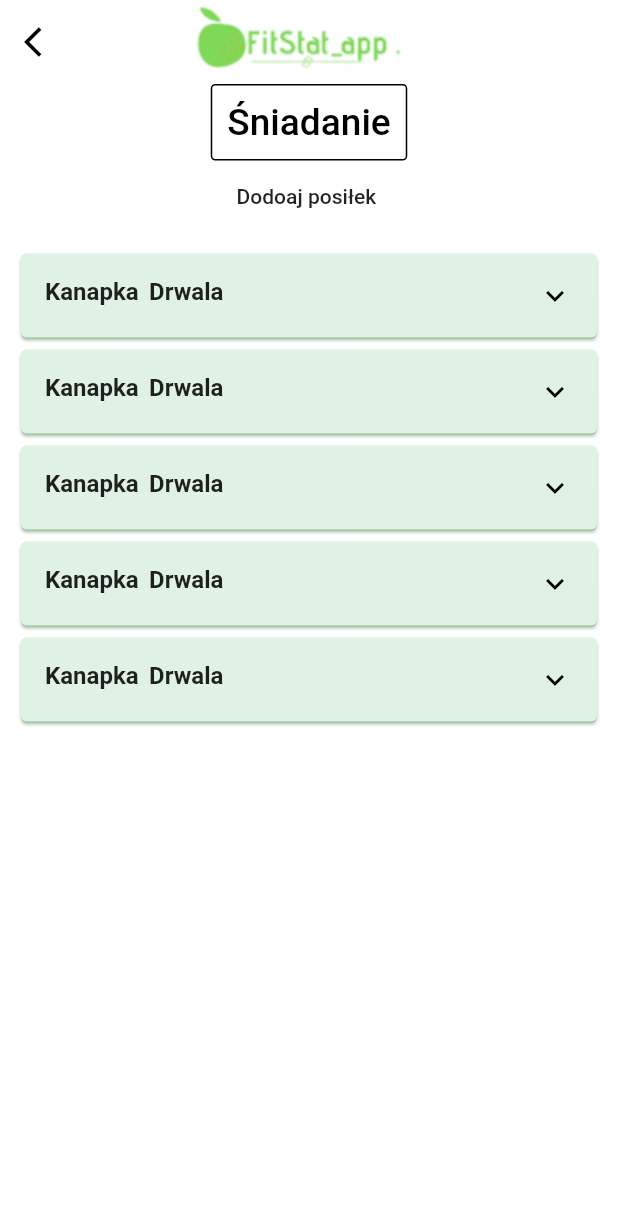
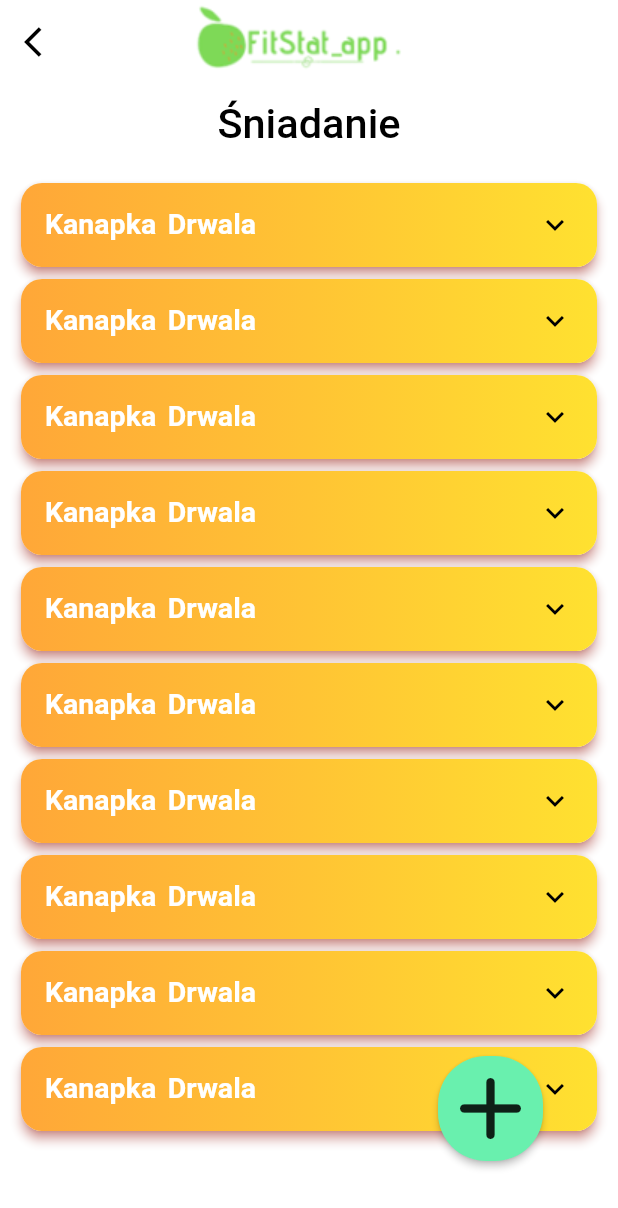
Before and after one commit to piotrkovsy1331/fitstat_app, a Flutter app: the MealDetailScreen screen opened by its route, on a phone screen of 412 x 824 dp. Shown: the top 1208 px of the screen. Run offline on Flutter 3.47's test engine with Material 2 defaults, Android fonts, the phone set to English and light mode, and no system bars; our stand-ins replace cloud_firestore, dio, firebase_auth, flutter_dotenv, flutter_form_builder, flutter_spinkit and 2 more; accounts and stored records are empty.

```diff
--- a/lib/screens/home/components/meal_card.dart
+++ b/lib/screens/home/components/meal_card.dart
@@ -49,7 +49,7 @@ class MealCard extends StatelessWidget {
                           onTap: () {
                             Navigator.of(context)
                                 .pushNamed(MealDetailScreen.routName);
-                                print("Tapnołeś");
+                            print("Tapnołeś");
                           },
                           child: Icon(
                             Icons.add_circle,
@@ -109,7 +109,6 @@ class MealCard extends StatelessWidget {
                         ),
                       ],
                     ),
-
                   ],
                 ),
               ),
--- a/lib/screens/mealsScreen/body.dart
+++ b/lib/screens/mealsScreen/body.dart
@@ -11,38 +11,36 @@ class Body extends StatelessWidget {
   Widget build(BuildContext context) {
     double defaultSize = SizeConfig.defaultSize;
     return SafeArea(
-      child: Center(
+      child: Stack(children: [
+        Center(
           child: Column(
             children: <Widget>[
+              Row(
+                mainAxisAlignment: MainAxisAlignment.spaceAround,
+                children: [
+                  Column(
+                    mainAxisAlignment: MainAxisAlignment.start,
+                    children: [
                       Container(
                         padding: EdgeInsets.all(10),
                         child: Text(
                           "Śniadanie",
                           style: TextStyle(
-                  fontSize: defaultSize * 2.5, //22
+                            fontSize: defaultSize * 2.8, //22
                             color: Colors.black,
                             fontWeight: FontWeight.w500,
                           ),
                         ),
-              decoration: BoxDecoration(
-                border: Border.all(
-                  color: Colors.black,
-                  width: 1,
                       ),
-                borderRadius: BorderRadius.circular(3),
+                    ],
                   ),
-            ),
-            FlatButton(
-              onPressed: () {
-                Navigator.of(context).pushNamed(AddMEal.routName);
-              },
-              child: Text("Dodoaj posiłek "),
+                ],
               ),
               Expanded(
                 child: Padding(
                   padding: EdgeInsets.fromLTRB(10, 10, 10, 10),
                   child: ListView.builder(
-                  itemCount: 5,
+                    itemCount: 10,
                     itemBuilder: (context, index) => MealListItem(),
                   ),
                 ),
@@ -50,6 +48,28 @@ class Body extends StatelessWidget {
             ],
           ),
         ),
+        Align(
+          alignment: Alignment.bottomRight,
+          child: Padding(
+            padding: EdgeInsets.all(50.0),
+            child: GestureDetector(
+              onTap: () {
+                Navigator.of(context).pushNamed(AddMEal.routName);
+              },
+              child: Material(
+                color: Colors.greenAccent,
+                elevation: 2,
+                shape: RoundedRectangleBorder(
+                    borderRadius: BorderRadius.circular(32.0)),
+                child: Icon(
+                  Icons.add_rounded,
+                  size: 70,
+                ),
+              ),
+            ),
+          ),
+        ),
+      ]),
     );
   }
 }
--- a/lib/screens/mealsScreen/mealDetailScreen.dart
+++ b/lib/screens/mealsScreen/mealDetailScreen.dart
@@ -1,6 +1,5 @@
 import 'package:flutter/material.dart';
 import 'body.dart';
-
 
 class MealDetailScreen extends StatelessWidget {
   const MealDetailScreen({Key key}) : super(key: key);
@@ -27,8 +26,9 @@ class MealDetailScreen extends StatelessWidget {
 
       // On Android by default its false
       centerTitle: true,
-      title: Image.asset("assets/images/logo.png"),
-
+      title: Image.asset(
+        "assets/images/logo.png",
+      ),
     );
   }
 }
--- a/lib/screens/mealsScreen/mealListItem.dart
+++ b/lib/screens/mealsScreen/mealListItem.dart
@@ -1,3 +1,4 @@
+import 'package:fitstat_app/shared/constants.dart';
 import 'package:flutter/material.dart';
 
 // Widget that contains meal item in a meal on a day. When you click
@@ -20,8 +21,18 @@ class _MealListItemState extends State<MealListItem> {
     return Dismissible(
       key: UniqueKey(),
       child: Card(
-        color: Color.fromRGBO(223, 242, 228, 100),
-        shadowColor: Colors.green,
+        clipBehavior: Clip.antiAlias,
+        shape:
+            RoundedRectangleBorder(borderRadius: BorderRadius.circular(14.0)),
+        shadowColor: Colors.red,
+        elevation: 3,
+        child: Container(
+          decoration: BoxDecoration(
+              gradient: LinearGradient(
+            colors: GradientColors.mango,
+            begin: Alignment.bottomLeft,
+            end: Alignment.bottomRight,
+          )),
           child: Column(
             children: <Widget>[
               GestureDetector(
@@ -32,8 +43,9 @@ class _MealListItemState extends State<MealListItem> {
                   leading: Text(
                     "Kanapka Drwala ",
                     style: TextStyle(
-                      fontSize: 16,
-                      fontWeight: FontWeight.w700,
+                        fontSize: 19,
+                        color: Colors.white,
+                        fontWeight: FontWeight.bold,
                         wordSpacing: 3),
                   ),
                   trailing: Icon(
@@ -55,17 +67,33 @@ class _MealListItemState extends State<MealListItem> {
                       alignment: Alignment.centerLeft,
                       child: Column(
                         children: <Widget>[
-                        Text("kcal : 5"),
-                        Text("tluszcz : 6"),
-                        Text("bialko : 39"),
-                        Text("cukier : 60"),
+                          Text("kcal : 5",
+                              style: TextStyle(
+                                  fontSize: 16,
+                                  color: Colors.white,
+                                  fontWeight: FontWeight.w600)),
+                          Text("tluszcz : 6",
+                              style: TextStyle(
+                                  fontSize: 16,
+                                  color: Colors.white,
+                                  fontWeight: FontWeight.w600)),
+                          Text("bialko : 39",
+                              style: TextStyle(
+                                  fontSize: 16,
+                                  color: Colors.white,
+                                  fontWeight: FontWeight.w600)),
+                          Text("cukier : 60",
+                              style: TextStyle(
+                                  fontSize: 16,
+                                  color: Colors.white,
+                                  fontWeight: FontWeight.w600)),
                         ],
                       ),
-
                     ),
                   ),
                 ),
             ],
+          ),
         ),
       ), //the widget you want the swipe to be detected on
       direction: DismissDirection.endToStart, // or whatever
--- /dev/null
+++ b/lib/shared/custom_rect_tween.dart
@@ -0,0 +1,27 @@
+import 'dart:ui';
+
+import 'package:flutter/widgets.dart';
+
+/// {@template custom_rect_tween}
+/// Linear RectTween with a [Curves.easeOut] curve.
+///
+/// Less dramatic that the regular [RectTween] used in [Hero] animations.
+/// {@endtemplate}
+class CustomRectTween extends RectTween {
+  /// {@macro custom_rect_tween}
+  CustomRectTween({
+    @required Rect begin,
+    @required Rect end,
+  }) : super(begin: begin, end: end);
+
+  @override
+  Rect lerp(double t) {
+    final elasticCurveValue = Curves.easeOut.transform(t);
+    return Rect.fromLTRB(
+      lerpDouble(begin.left, end.left, elasticCurveValue),
+      lerpDouble(begin.top, end.top, elasticCurveValue),
+      lerpDouble(begin.right, end.right, elasticCurveValue),
+      lerpDouble(begin.bottom, end.bottom, elasticCurveValue),
+    );
+  }
+}
--- /dev/null
+++ b/lib/shared/hero_dialog_route.dart
@@ -0,0 +1,52 @@
+import 'dart:ui';
+
+import 'package:flutter/material.dart';
+
+/// {@template hero_dialog_route}
+/// Custom [PageRoute] that creates an overlay dialog (popup effect).
+///
+/// Best used with a [Hero] animation.
+/// {@endtemplat e}
+class HeroDialogRoute<T> extends PageRoute<T> {
+  /// {@macro hero_dialog_route}
+  HeroDialogRoute({
+    @required WidgetBuilder builder,
+    RouteSettings settings,
+    bool fullscreenDialog = false,
+  })  : _builder = builder,
+        super(settings: settings, fullscreenDialog: fullscreenDialog);
+
+  final WidgetBuilder _builder;
+
+  @override
+  bool get opaque => false;
+
+  @override
+  bool get barrierDismissible => true;
+
+  @override
+  Duration get transitionDuration => const Duration(milliseconds: 300);
+
+  @override
+  bool get maintainState => true;
+
+  @override
+  Color get barrierColor => Colors.black54;
+
+  @override
+  Widget buildTransitions(BuildContext context, Animation<double> animation,
+      Animation<double> secondaryAnimation, Widget child) {
+    return child;
+  }
+
+// Widget builder to jest to co zwróci nam  buildpage. Czyli dając to w przycisku
+// i odając co chcemy zwrucić to to zostanie zaanimowane
+  @override
+  Widget buildPage(BuildContext context, Animation<double> animation,
+      Animation<double> secondaryAnimation) {
+    return _builder(context);
+  }
+
+  @override
+  String get barrierLabel => 'Popup dialog open';
+}
```
Also changed, not shown: lib/screens/profile/components/body.dart (+71 -30 lines), lib/screens/profile/components/editProfilInfo.dart (added, +292 -0 lines), lib/screens/profile/components/profile_menu_item.dart (+1 -7 lines), lib/screens/profile/components/user_form.dart (deleted, +0 -44 lines), lib/screens/profile/my_account.dart (+42 -41 lines), assets/icons/age.svg (added), assets/icons/height.svg (added), assets/icons/person.svg (added), assets/icons/weight.svg (added), 2 other files. Lines whose indentation alone changed are shown as unchanged.
